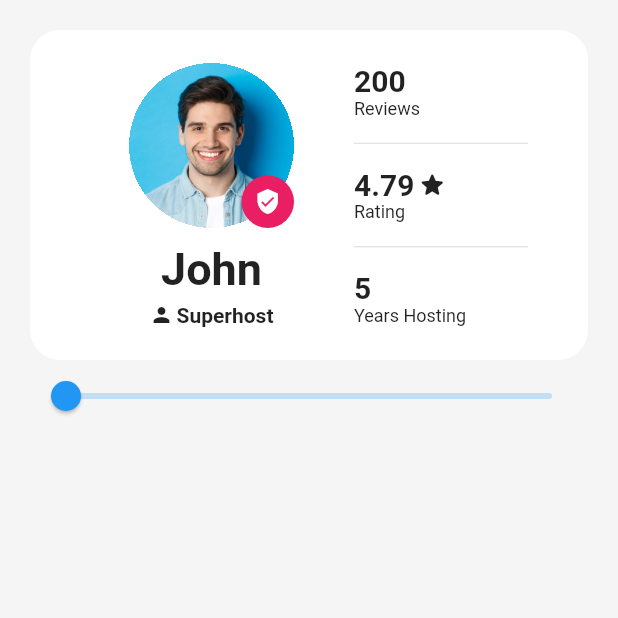
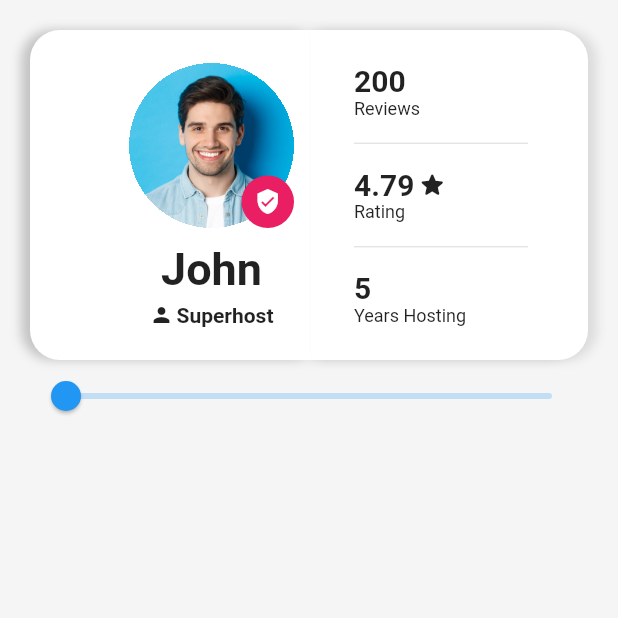
Before and after one commit to Roaa94/flutter_airbnb_ui, a Flutter app: the screen it shows after launch, on a phone screen of 412 x 824 dp, the top half of it. Run offline on Flutter 3.47's test engine with Material 2 defaults, Android fonts, the phone set to English and light mode, and no system bars.

Commit message:
wip on flip animation - finalize shadoes

```diff
--- a/lib/widgets/book_back.dart
+++ b/lib/widgets/book_back.dart
@@ -21,13 +21,18 @@ class BookBack extends StatelessWidget {
           bottomRight: Radius.circular(Constants.bookBorderRadius),
         ),
         color: Colors.white,
-        // boxShadow: [
-        //   BoxShadow(
-        //     color: Colors.black.withOpacity(0.2),
-        //     blurRadius: 8,
-        //     offset: const Offset(8, 0),
-        //   ),
-        // ],
+        boxShadow: [
+          BoxShadow(
+            color: Colors.black.withOpacity(0.1),
+            blurRadius: 5,
+            offset: const Offset(-6, 0),
+          ),
+          BoxShadow(
+            color: Colors.black.withOpacity(0.1),
+            blurRadius: 5,
+            offset: const Offset(6, 0),
+          ),
+        ],
       ),
       child: LandlordInfo(listing),
     );
--- a/lib/widgets/book_cover_back.dart
+++ b/lib/widgets/book_cover_back.dart
@@ -26,13 +26,13 @@ class BookCoverBack extends StatelessWidget {
           bottomLeft: Radius.circular(Constants.bookBorderRadius),
         ),
         color: Colors.white,
-        // boxShadow: [
-        //   BoxShadow(
-        //     color: Colors.black.withOpacity(0.2),
-        //     blurRadius: 8,
-        //     offset: const Offset(-8, 0),
-        //   ),
-        // ],
+        boxShadow: [
+          BoxShadow(
+            color: Colors.black.withOpacity(0.2),
+            blurRadius: 5,
+            offset: const Offset(-6, 0),
+          ),
+        ],
       ),
       child: Column(
         mainAxisSize: MainAxisSize.min,
```
